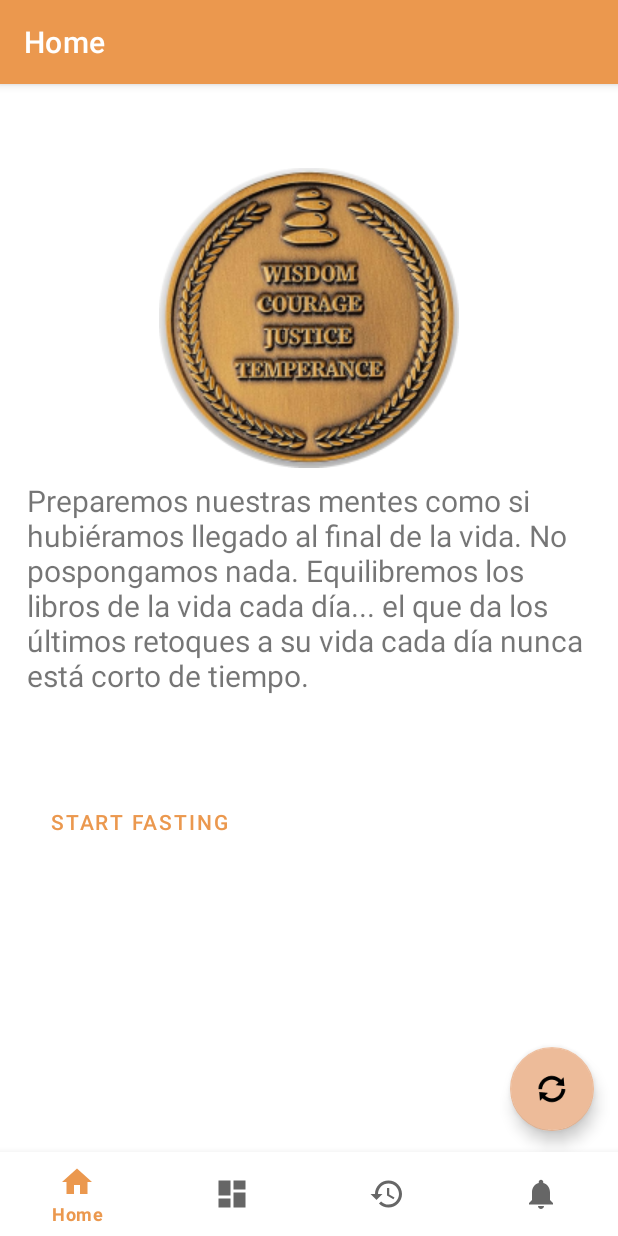
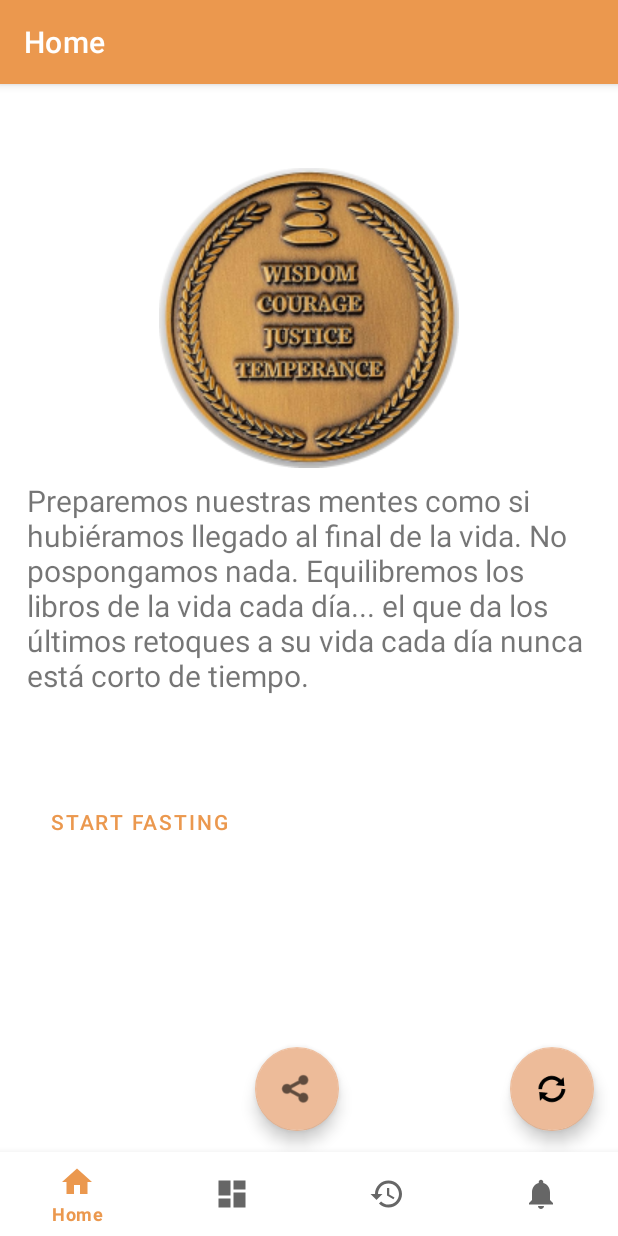
Before and after one commit to guillermotzuc/fastingapp, an Android app: the screen it shows after launch (MainActivity), after a tap on "End fasting", on a phone screen of 412 x 824 dp. Run offline under Robolectric (Android 15) with nearby library versions, the phone set to English and light mode, and no system bars; our stand-ins replace Room's generated code, navigation-ui.

Commit message:
Add share feature

```diff
--- a/personaltracker/app/src/main/java/com/health/personaltracker/ui/home/HomeFragment.java
+++ b/personaltracker/app/src/main/java/com/health/personaltracker/ui/home/HomeFragment.java
@@ -1,5 +1,6 @@
 package com.health.personaltracker.ui.home;
 
+import android.content.Intent;
 import android.content.res.ColorStateList;
 import android.graphics.Color;
 import android.os.Bundle;
@@ -49,9 +50,9 @@ public class HomeFragment extends Fragment {
         binding = FragmentHomeBinding.inflate(inflater, container, false);
         View root = binding.getRoot();
 
-        final TextView textView = binding.textHome;
-        textView.setText(getTodayPhrase());
-        homeViewModel.getText().observe(getViewLifecycleOwner(), textView::setText);
+        final TextView phraseTextView = binding.textHome;
+        phraseTextView.setText(getTodayPhrase());
+        homeViewModel.getText().observe(getViewLifecycleOwner(), phraseTextView::setText);
 
         final ProgressBar progress = binding.fastingProgressBar;
         final TextView progressLabel = binding.progressLabel;
@@ -117,6 +118,20 @@ public class HomeFragment extends Fragment {
             }
         });
 
+        final FloatingActionButton btnShare = binding.btnShare;
+        btnShare.setOnClickListener(new View.OnClickListener() {
+            @Override
+            public void onClick(View v) {
+
+                Intent sendIntent = new Intent();
+                sendIntent.setAction(Intent.ACTION_SEND);
+                sendIntent.putExtra(Intent.EXTRA_TEXT, phraseTextView.getText());
+                sendIntent.setType("text/plain");
+
+                Intent shareIntent = Intent.createChooser(sendIntent, null);
+                startActivity(shareIntent);
+            }
+        });
         return root;
     }
 
--- a/personaltracker/app/src/main/res/layout/fragment_home.xml
+++ b/personaltracker/app/src/main/res/layout/fragment_home.xml
@@ -75,6 +75,17 @@
     </LinearLayout>
 
     <com.google.android.material.floatingactionbutton.FloatingActionButton
+        android:id="@+id/btn_share"
+        android:layout_width="wrap_content"
+        android:layout_height="wrap_content"
+        android:layout_gravity="bottom|center"
+        android:layout_marginEnd="16dp"
+        android:layout_marginBottom="70dp"
+        android:background="@color/white"
+        android:contentDescription="@string/no_desc"
+        app:srcCompat="@android:drawable/ic_menu_share" />
+
+    <com.google.android.material.floatingactionbutton.FloatingActionButton
         android:id="@+id/btn_refresh"
         android:layout_width="wrap_content"
         android:layout_height="wrap_content"
```
